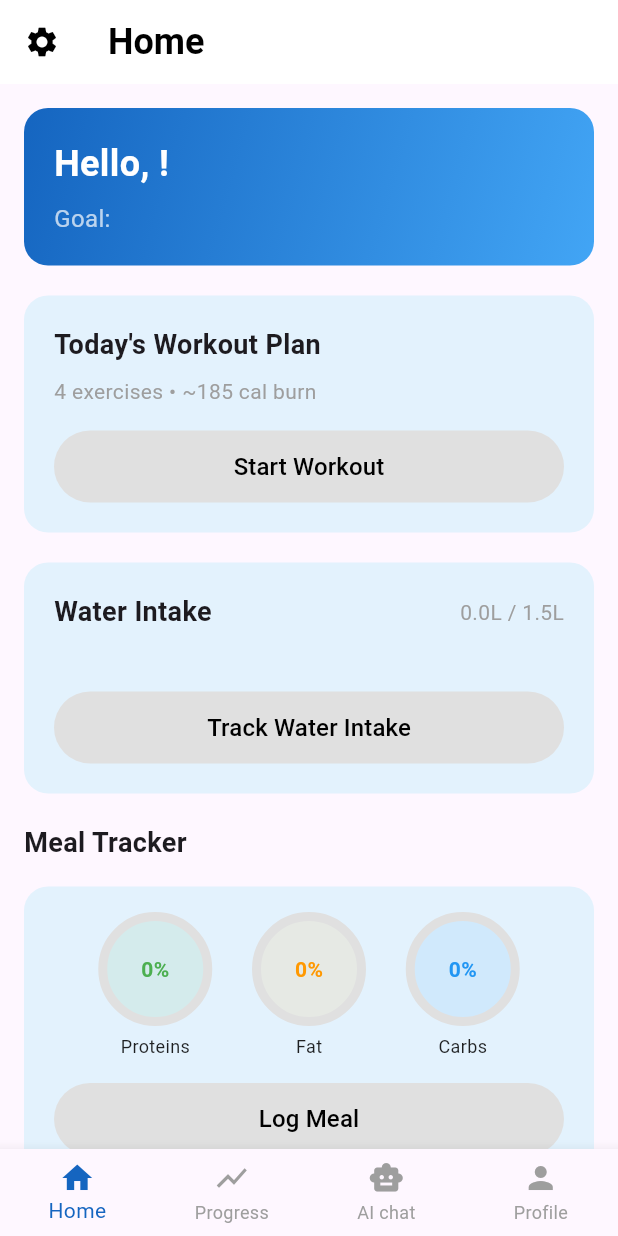
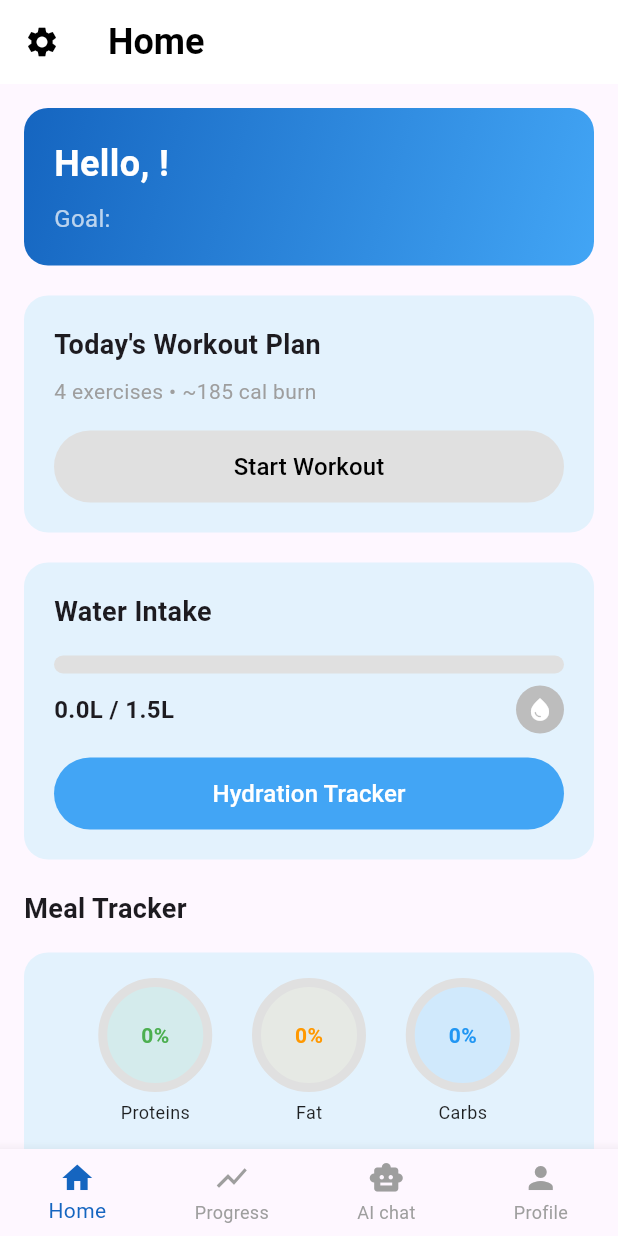
Before and after one commit to udarahansani/fitness_app, a Flutter app: the HomeScreen screen opened by its route, on a phone screen of 412 x 824 dp. Run offline on Flutter 3.47's test engine with Material 3 defaults, Android fonts, the phone set to English and light mode, and no system bars; our stand-ins replace cloud_firestore, firebase_auth, firebase_core, firebase_storage, fl_chart, google_sign_in and 1 more; accounts and stored records are empty.

Commit message:
Update hydration tracker, home screen, and plugin registrants

```diff
--- /dev/null
+++ b/firestore.indexes.json
@@ -0,0 +1,4 @@
+{
+  "indexes": [],
+  "fieldOverrides": []
+}
--- a/lib/screens/home/home_screen.dart
+++ b/lib/screens/home/home_screen.dart
@@ -408,38 +408,65 @@ class _HomeScreenState extends State<HomeScreen> {
       child: Column(
         crossAxisAlignment: CrossAxisAlignment.start,
         children: [
-          Row(
-            mainAxisAlignment: MainAxisAlignment.spaceBetween,
-            children: [
           const Text(
             'Water Intake',
             style: TextStyle(fontSize: 18, fontWeight: FontWeight.w600),
           ),
-              Text(
-                '${currentIntake.toStringAsFixed(1)}L / ${waterGoal.toStringAsFixed(1)}L',
-                style: const TextStyle(fontSize: 14, color: Colors.grey),
-              ),
-            ],
-          ),
-          const SizedBox(height: 12),
+          const SizedBox(height: 16),
+
+          // Progress bar with rounded ends
+          Stack(
+            children: [
               Container(
                 height: 12,
                 decoration: BoxDecoration(
                   color: Colors.grey[300],
                   borderRadius: BorderRadius.circular(6),
                 ),
-            child: FractionallySizedBox(
+              ),
+              FractionallySizedBox(
                 alignment: Alignment.centerLeft,
                 widthFactor: progress,
                 child: Container(
+                  height: 12,
                   decoration: BoxDecoration(
-                  color: Colors.blue,
+                    color: const Color(0xFF2196F3),
                     borderRadius: BorderRadius.circular(6),
                   ),
                 ),
               ),
+            ],
           ),
+
+          const SizedBox(height: 8),
+
+          // Progress text with circular indicator
+          Row(
+            mainAxisAlignment: MainAxisAlignment.spaceBetween,
+            children: [
+              Text(
+                '${currentIntake.toStringAsFixed(1)}L / ${waterGoal.toStringAsFixed(1)}L',
+                style: const TextStyle(fontSize: 16, fontWeight: FontWeight.w600),
+              ),
+              Container(
+                width: 32,
+                height: 32,
+                decoration: BoxDecoration(
+                  color: Colors.grey[400],
+                  shape: BoxShape.circle,
+                ),
+                child: const Icon(
+                  Icons.water_drop,
+                  color: Colors.white,
+                  size: 18,
+                ),
+              ),
+            ],
+          ),
+
           const SizedBox(height: 16),
+
+          // Hydration Tracker button
           Center(
             child: SizedBox(
               width: double.infinity,
@@ -451,18 +478,21 @@ class _HomeScreenState extends State<HomeScreen> {
                     MaterialPageRoute(
                       builder: (context) => const HydrationTrackerScreen(),
                     ),
-                  );
+                  ).then((_) {
+                    // Refresh data when returning from hydration tracker
+                    _loadUserData();
+                  });
                 },
                 style: ElevatedButton.styleFrom(
-                  backgroundColor: Colors.grey[300],
-                  foregroundColor: Colors.black,
+                  backgroundColor: const Color(0xFF42A5F5),
+                  foregroundColor: Colors.white,
                   shape: RoundedRectangleBorder(
                     borderRadius: BorderRadius.circular(24),
                   ),
                   elevation: 0,
                 ),
                 child: const Text(
-                  'Track Water Intake',
+                  'Hydration Tracker',
                   style: TextStyle(fontSize: 16, fontWeight: FontWeight.w500),
                 ),
               ),
@@ -472,6 +502,7 @@ class _HomeScreenState extends State<HomeScreen> {
       ),
     );
   }
+
 
   Widget _buildMealTrackerCard() {
     if (_userProfile == null) {
```
Also changed, not shown: lib/screens/health/hydration_tracker_screen.dart (+73 -3 lines), firebase.json (added), ui/WhatsApp Image 2025-08-02 at 14.57.49_e974998e.jpg (added), 1 other file. Lines whose indentation alone changed are shown as unchanged.
